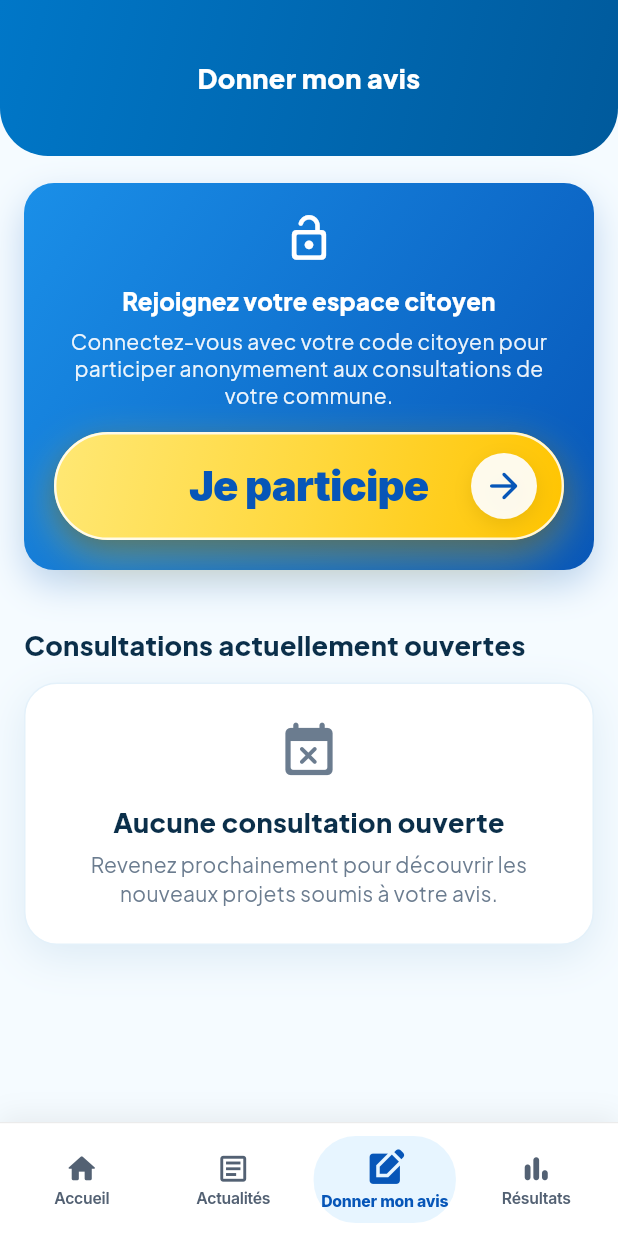
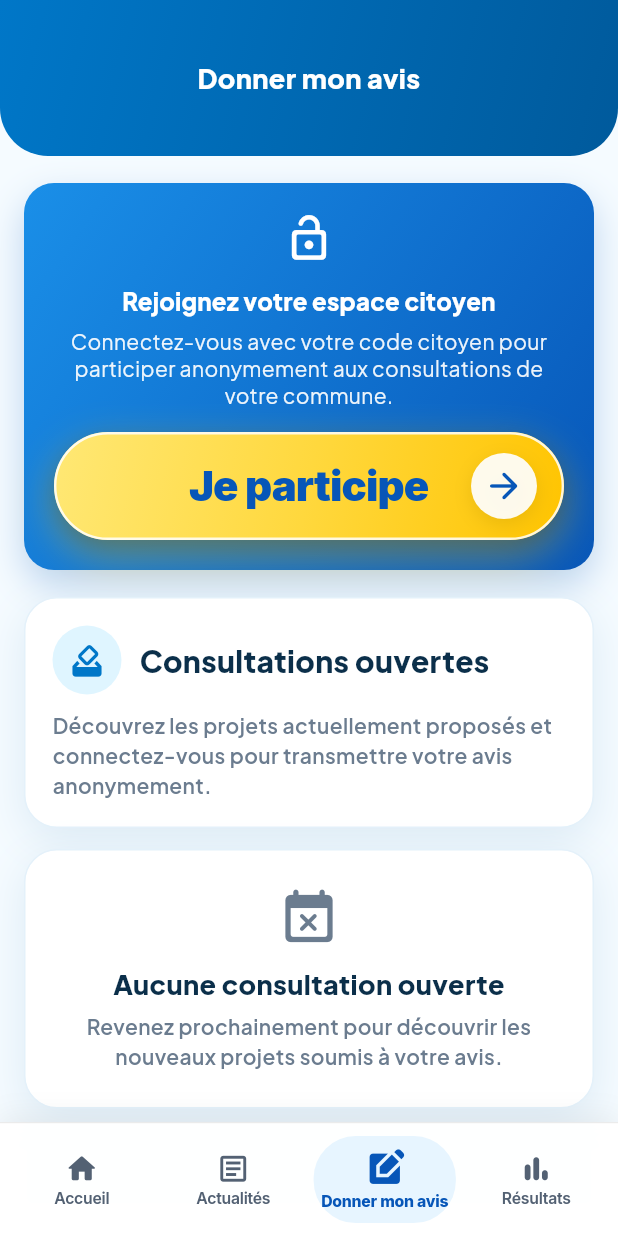
Before and after one commit to stef25fwi/citoyen-peyi, a Flutter app: the PublicVotePage screen opened by its route, on a phone screen of 412 x 824 dp. Run offline on Flutter 3.47's test engine with Material 3 defaults, Android fonts, the phone set to English and light mode, and no system bars; our stand-ins replace cloud_firestore, firebase_auth, firebase_core, firebase_messaging, fl_chart, flutter_svg and 4 more; missing offline and left inert: dart:html, firebase_app_check; accounts and stored records are empty.

Commit message:
style: uniformise la page publique Donner mon avis

```diff
--- a/flutter_app/lib/pages/public_vote_page.dart
+++ b/flutter_app/lib/pages/public_vote_page.dart
@@ -1,15 +1,13 @@
 import 'package:flutter/material.dart';
-import 'package:flutter/services.dart';
 
 import '../models/poll_models.dart';
 import '../services/citizen_public_access_service.dart';
 import '../services/poll_service.dart';
 import '../theme/citizen_design_tokens.dart';
 import '../widgets/citizen/citizen_bottom_nav.dart';
-import '../widgets/citizen/citizen_header.dart';
 import '../widgets/citizen_connect_invite.dart';
-import '../widgets/debug_log_viewer.dart';
 import '../widgets/public_bottom_nav.dart';
+import '../widgets/public_page_ui.dart';
 
 class PublicVotePage extends StatefulWidget {
   const PublicVotePage({super.key});
@@ -62,31 +60,19 @@ class _PublicVotePageState extends State<PublicVotePage> {
     final session = CitizenPublicAccessService.instance.currentSession;
     final connected = session != null;
 
-    return AnnotatedRegion<SystemUiOverlayStyle>(
-      value: const SystemUiOverlayStyle(
-        statusBarColor: Colors.white,
-        statusBarIconBrightness: Brightness.dark,
-        statusBarBrightness: Brightness.light,
-        systemStatusBarContrastEnforced: false,
+    return PublicPageShell(
+      title: 'Donner mon avis',
+      navigationBar: connected
+          ? CitizenBottomNav(
+              activeTab: CitizenNavTab.opinion,
+              onTabSelected: (tab) => CitizenNavigation.open(
+                context,
+                tab,
+                session: session,
               ),
-      child: Scaffold(
-        backgroundColor: Colors.white,
-        body: Center(
-          child: ConstrainedBox(
-            constraints: const BoxConstraints(maxWidth: 430),
-            child: SafeArea(
-              bottom: false,
-              child: ColoredBox(
-                color: CitizenDesignTokens.background,
-                child: Column(
-                  children: [
-                    const CitizenHeader(
-                      title: 'Donner mon avis',
-                      showBack: false,
-                      trailing: DebugLogButton(label: ''),
-                    ),
-                    Expanded(
-                      child: RefreshIndicator(
+            )
+          : const PublicBottomNav(currentTab: PublicTab.vote),
+      body: RefreshIndicator(
         color: CitizenDesignTokens.primaryBlue,
         onRefresh: _load,
         child: ListView(
@@ -98,30 +84,29 @@ class _PublicVotePageState extends State<PublicVotePage> {
                 message:
                     'Connectez-vous avec votre code citoyen pour participer anonymement aux consultations de votre commune.',
               )
-                            else
+            else ...[
               _ConnectedCallToAction(
                 count: session.openPolls.length,
                 onPressed: _openCitizenConsultations,
               ),
               const SizedBox(height: 18),
-                            const Text(
-                              'Consultations actuellement ouvertes',
-                              style: TextStyle(
-                                color: CitizenDesignTokens.textDark,
-                                fontSize: 18,
-                                fontWeight: FontWeight.w900,
+            ],
+            const PublicPageIntro(
+              icon: Icons.how_to_vote_rounded,
+              title: 'Consultations ouvertes',
+              description:
+                  'Découvrez les projets actuellement proposés et connectez-vous pour transmettre votre avis anonymement.',
             ),
-                            ),
-                            const SizedBox(height: 12),
+            const SizedBox(height: 14),
             if (_isLoading)
-                              const Padding(
-                                padding: EdgeInsets.all(34),
-                                child: Center(
-                                  child: CircularProgressIndicator(),
-                                ),
+              const PublicLoadingState()
+            else if (_openPolls.isEmpty)
+              const PublicEmptyState(
+                icon: Icons.event_busy_rounded,
+                title: 'Aucune consultation ouverte',
+                message:
+                    'Revenez prochainement pour découvrir les nouveaux projets soumis à votre avis.',
               )
-                            else if (_openPolls.isEmpty)
-                              const _EmptyPublicPolls()
             else
               for (final poll in _openPolls)
                 _OpenPollPreviewCard(
@@ -130,26 +115,6 @@ class _PublicVotePageState extends State<PublicVotePage> {
                 ),
           ],
         ),
-                      ),
-                    ),
-                    if (connected)
-                      CitizenBottomNav(
-                        activeTab: CitizenNavTab.opinion,
-                        onTabSelected: (tab) => CitizenNavigation.open(
-                          context,
-                          tab,
-                          session: session,
-                        ),
-                      ),
-                  ],
-                ),
-              ),
-            ),
-          ),
-        ),
-        bottomNavigationBar: connected
-            ? null
-            : const PublicBottomNav(currentTab: PublicTab.vote),
       ),
     );
   }
@@ -187,8 +152,9 @@ class _ConnectedCallToAction extends StatelessWidget {
                       : '$count consultation${count > 1 ? 's' : ''} disponible${count > 1 ? 's' : ''} pour votre commune.',
                   style: const TextStyle(
                     color: CitizenDesignTokens.textDark,
-                    height: 1.3,
-                    fontWeight: FontWeight.w800,
+                    fontSize: 14,
+                    height: 1.4,
+                    fontWeight: FontWeight.w700,
                   ),
                 ),
               ),
@@ -202,46 +168,6 @@ class _ConnectedCallToAction extends StatelessWidget {
               iconAlignment: IconAlignment.end,
               icon: const Icon(Icons.arrow_forward_rounded),
               label: const Text('Accéder à mes consultations'),
-            ),
-          ),
-        ],
-      ),
-    );
-  }
-}
-
-class _EmptyPublicPolls extends StatelessWidget {
-  const _EmptyPublicPolls();
-
-  @override
-  Widget build(BuildContext context) {
-    return Container(
-      padding: const EdgeInsets.all(24),
-      decoration: CitizenDesignTokens.cardDecoration,
-      child: const Column(
-        children: [
-          Icon(
-            Icons.event_busy_rounded,
-            size: 42,
-            color: CitizenDesignTokens.textMuted,
-          ),
-          SizedBox(height: 12),
-          Text(
-            'Aucune consultation ouverte',
-            textAlign: TextAlign.center,
-            style: TextStyle(
-              color: CitizenDesignTokens.textDark,
-              fontSize: 18,
-              fontWeight: FontWeight.w900,
-            ),
-          ),
-          SizedBox(height: 6),
-          Text(
-            'Revenez prochainement pour découvrir les nouveaux projets soumis à votre avis.',
-            textAlign: TextAlign.center,
-            style: TextStyle(
-              color: CitizenDesignTokens.textMuted,
-              height: 1.35,
             ),
           ),
         ],
@@ -289,6 +215,7 @@ class _OpenPollPreviewCard extends StatelessWidget {
                         style: const TextStyle(
                           color: CitizenDesignTokens.textDark,
                           fontSize: 16,
+                          height: 1.25,
                           fontWeight: FontWeight.w900,
                         ),
                       ),
@@ -298,6 +225,7 @@ class _OpenPollPreviewCard extends StatelessWidget {
                           poll.communeName,
                           style: const TextStyle(
                             color: CitizenDesignTokens.textMuted,
+                            fontSize: 13,
                             fontWeight: FontWeight.w600,
                           ),
                         ),
```
Lines whose indentation alone changed are shown as unchanged.
